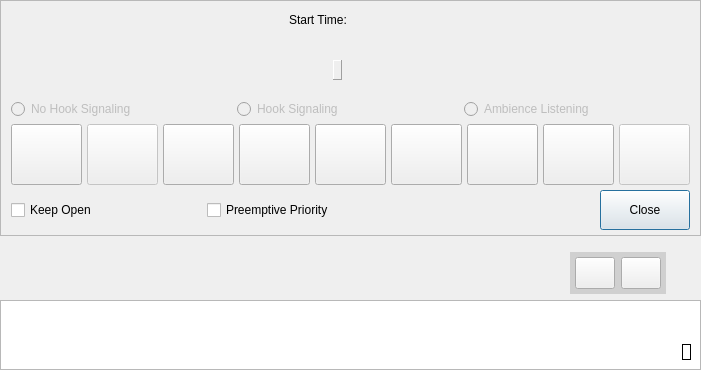
The window that CallWindow.ui (zahkwan04/gcad-asis) describes before a commit, drawn with Qt 5.
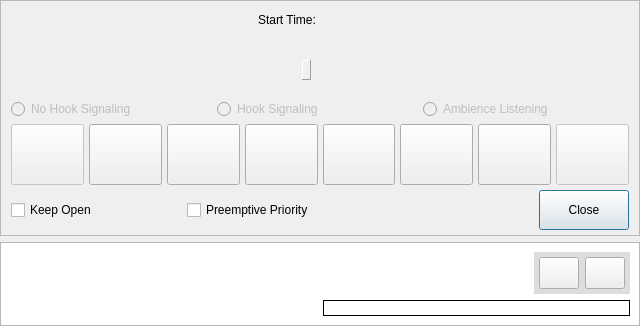
The same window after the commit. Icons and pictures are not drawn.

Patch:
```diff
--- a/CallWindow.ui
+++ b/CallWindow.ui
@@ -6,8 +6,8 @@
    <rect>
     <x>0</x>
     <y>0</y>
-    <width>701</width>
-    <height>341</height>
+    <width>640</width>
+    <height>290</height>
    </rect>
   </property>
   <property name="windowTitle">
@@ -20,7 +20,7 @@
   <property name="autoFillBackground">
    <bool>false</bool>
   </property>
-  <layout class="QGridLayout" name="gridLayout" rowstretch="0,1,1,0">
+  <layout class="QGridLayout" name="gridLayout" rowstretch="0,1,1">
    <property name="sizeConstraint">
     <enum>QLayout::SetMinimumSize</enum>
    </property>
@@ -36,61 +36,6 @@
    <property name="bottomMargin">
     <number>0</number>
    </property>
-   <item row="2" column="0" rowspan="2" colspan="2">
-    <layout class="QVBoxLayout" name="videoVLayout" stretch="0">
-     <item>
-      <widget class="QGraphicsView" name="videoView">
-       <property name="visible">
-        <bool>false</bool>
-       </property>
-       <property name="verticalScrollBarPolicy">
-        <enum>Qt::ScrollBarAlwaysOff</enum>
-       </property>
-       <property name="horizontalScrollBarPolicy">
-        <enum>Qt::ScrollBarAlwaysOff</enum>
-       </property>
-       <property name="sizeAdjustPolicy">
-        <enum>QAbstractScrollArea::AdjustToContents</enum>
-       </property>
-       <property name="backgroundBrush">
-        <brush brushstyle="SolidPattern">
-         <color alpha="255">
-          <red>80</red>
-          <green>80</green>
-          <blue>80</blue>
-         </color>
-        </brush>
-       </property>
-       <property name="interactive">
-        <bool>false</bool>
-       </property>
-      </widget>
-     </item>
-    </layout>
-   </item>
-   <item row="3" column="1">
-    <layout class="QVBoxLayout" name="previewVLayout">
-     <property name="leftMargin">
-      <number>0</number>
-     </property>
-     <property name="rightMargin">
-      <number>10</number>
-     </property>
-     <property name="bottomMargin">
-      <number>10</number>
-     </property>
-     <item>
-      <widget class="QLabel" name="previewLabel">
-       <property name="visible">
-        <bool>false</bool>
-       </property>
-       <property name="frameShape">
-        <enum>QFrame::Box</enum>
-       </property>
-      </widget>
-     </item>
-    </layout>
-   </item>
    <item row="0" column="0" colspan="2">
     <widget class="QFrame" name="callFrame">
      <property name="frameShape">
@@ -529,41 +474,6 @@
         <property name="rightMargin">
          <number>10</number>
         </property>
-        <item>
-         <widget class="QToolButton" name="videoButton">
-          <property name="enabled">
-           <bool>true</bool>
-          </property>
-          <property name="sizePolicy">
-           <sizepolicy hsizetype="Preferred" vsizetype="Fixed">
-            <horstretch>0</horstretch>
-            <verstretch>0</verstretch>
-           </sizepolicy>
-          </property>
-          <property name="minimumSize">
-           <size>
-            <width>62</width>
-            <height>61</height>
-           </size>
-          </property>
-          <property name="visible">
-           <bool>false</bool>
-          </property>
-          <property name="toolTip">
-           <string>Video Call</string>
-          </property>
-          <property name="icon">
-           <iconset resource="Resources.qrc">
-            <normaloff>:/Images/images/icon_video.png</normaloff>:/Images/images/icon_video.png</iconset>
-          </property>
-          <property name="iconSize">
-           <size>
-            <width>55</width>
-            <height>55</height>
-           </size>
-          </property>
-         </widget>
-        </item>
         <item>
          <widget class="QToolButton" name="listenButton">
           <property name="enabled">
@@ -600,7 +510,7 @@
          </widget>
         </item>
         <item>
-         <widget class="QToolButton" name="videoAiButton">
+         <widget class="QToolButton" name="videoButton">
           <property name="enabled">
            <bool>true</bool>
           </property>
@@ -619,8 +529,11 @@
             <height>61</height>
            </size>
           </property>
-          <property name="text">
-           <string/>
+          <property name="visible">
+           <bool>false</bool>
+          </property>
+          <property name="toolTip">
+           <string>Video Call</string>
           </property>
           <property name="icon">
            <iconset>
@@ -933,7 +846,39 @@
      </layout>
     </widget>
    </item>
-   <item row="1" column="0">
+   <item row="1" column="0" rowspan="2" colspan="2">
+    <layout class="QVBoxLayout" name="videoVLayout" stretch="0">
+     <item>
+      <widget class="QGraphicsView" name="videoView">
+       <property name="visible">
+        <bool>false</bool>
+       </property>
+       <property name="verticalScrollBarPolicy">
+        <enum>Qt::ScrollBarAlwaysOff</enum>
+       </property>
+       <property name="horizontalScrollBarPolicy">
+        <enum>Qt::ScrollBarAlwaysOff</enum>
+       </property>
+       <property name="sizeAdjustPolicy">
+        <enum>QAbstractScrollArea::AdjustToContents</enum>
+       </property>
+       <property name="backgroundBrush">
+        <brush brushstyle="SolidPattern">
+         <color alpha="255">
+          <red>80</red>
+          <green>80</green>
+          <blue>80</blue>
+         </color>
+        </brush>
+       </property>
+       <property name="interactive">
+        <bool>false</bool>
+       </property>
+      </widget>
+     </item>
+    </layout>
+   </item>
+   <item row="1" column="0" colspan="2">
     <layout class="QGridLayout" name="videoButtonGLayout">
      <property name="sizeConstraint">
       <enum>QLayout::SetMinimumSize</enum>
@@ -1083,6 +1028,29 @@
      </item>
     </layout>
    </item>
+   <item row="2" column="1">
+    <layout class="QVBoxLayout" name="previewVLayout">
+     <property name="leftMargin">
+      <number>0</number>
+     </property>
+     <property name="rightMargin">
+      <number>10</number>
+     </property>
+     <property name="bottomMargin">
+      <number>10</number>
+     </property>
+     <item>
+      <widget class="QLabel" name="previewLabel">
+       <property name="visible">
+        <bool>false</bool>
+       </property>
+       <property name="frameShape">
+        <enum>QFrame::Box</enum>
+       </property>
+      </widget>
+     </item>
+    </layout>
+   </item>
   </layout>
  </widget>
  <resources>
```
Left out of the diff: 53 changed lines with no effect on the pictures.
